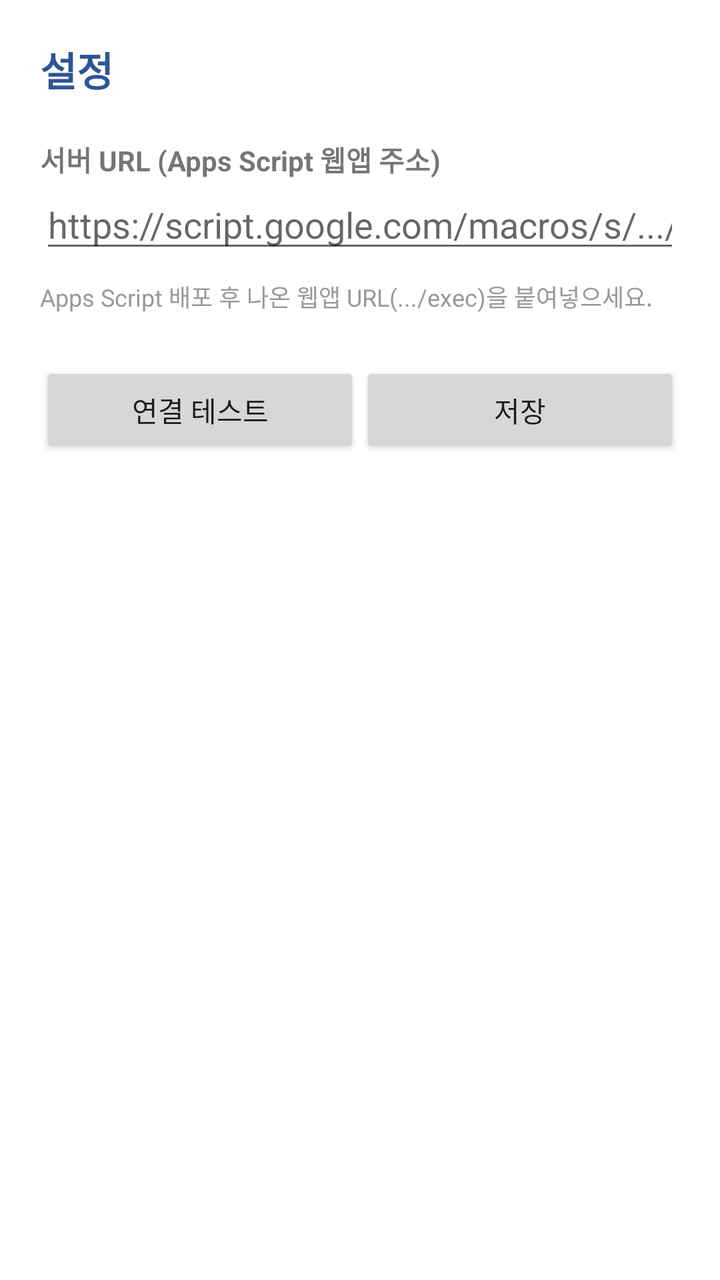
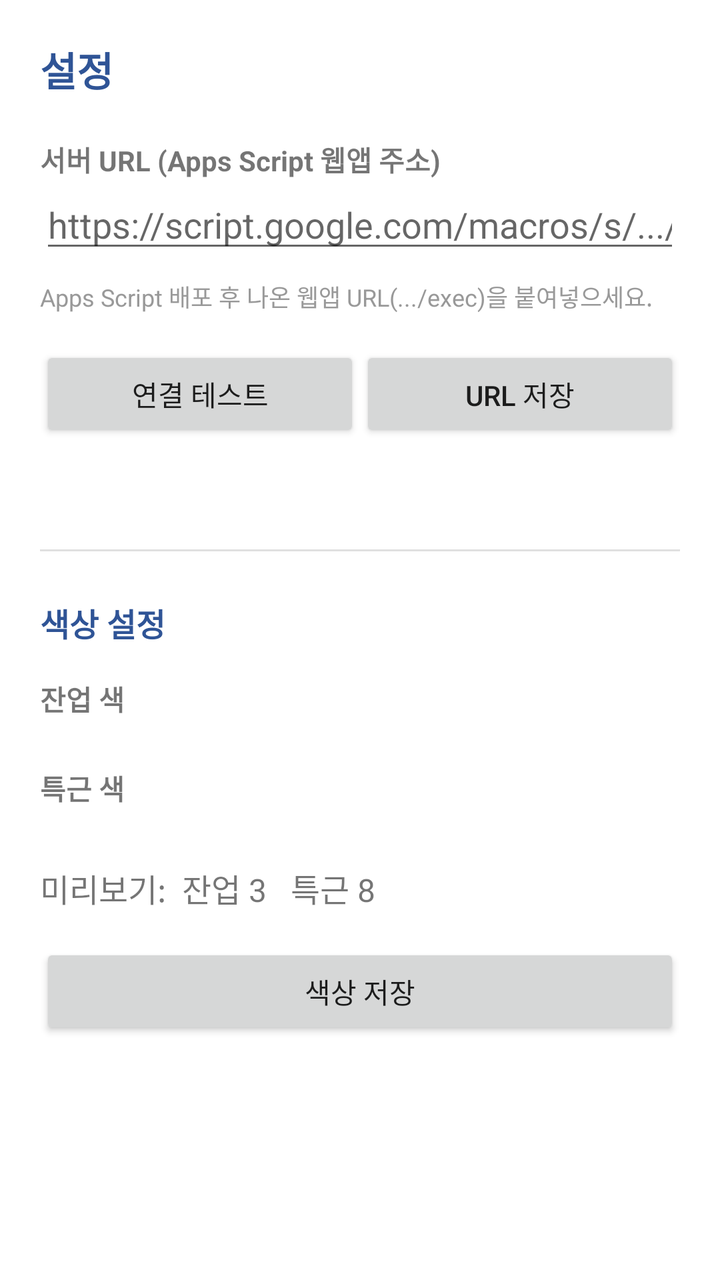

Two renders of the same Android screen: before a commit and after it. Below are the layout's source before the change and the commit's diff.
<!-- AndroidManifest.xml: application theme Theme.OvertimeCalendar -->
<!-- res/layout/activity_settings.xml -->
<?xml version="1.0" encoding="utf-8"?>
<LinearLayout xmlns:android="http://schemas.android.com/apk/res/android"
    android:layout_width="match_parent"
    android:layout_height="match_parent"
    android:orientation="vertical"
    android:padding="20dp">

    <TextView
        android:layout_width="match_parent"
        android:layout_height="wrap_content"
        android:text="@string/settings"
        android:textSize="20sp"
        android:textStyle="bold"
        android:textColor="@color/primary"
        android:paddingBottom="20dp"/>

    <TextView
        android:layout_width="wrap_content"
        android:layout_height="wrap_content"
        android:text="@string/server_url"
        android:textStyle="bold"/>

    <EditText
        android:id="@+id/etUrl"
        android:layout_width="match_parent"
        android:layout_height="wrap_content"
        android:inputType="textUri"
        android:hint="https://script.google.com/macros/s/.../exec"
        android:importantForAutofill="no"/>

    <TextView
        android:layout_width="match_parent"
        android:layout_height="wrap_content"
        android:text="Apps Script 배포 후 나온 웹앱 URL(.../exec)을 붙여넣으세요."
        android:textColor="@color/muted"
        android:textSize="12sp"
        android:paddingTop="8dp"/>

    <LinearLayout
        android:layout_width="match_parent"
        android:layout_height="wrap_content"
        android:orientation="horizontal"
        android:paddingTop="24dp">

        <Button
            android:id="@+id/btnTest"
            android:layout_width="0dp"
            android:layout_height="wrap_content"
            android:layout_weight="1"
            android:text="연결 테스트"/>

        <Button
            android:id="@+id/btnSaveUrl"
            android:layout_width="0dp"
            android:layout_height="wrap_content"
            android:layout_weight="1"
            android:text="@string/save"/>
    </LinearLayout>

    <TextView
        android:id="@+id/tvTestResult"
        android:layout_width="match_parent"
        android:layout_height="wrap_content"
        android:paddingTop="16dp"
        android:textSize="13sp"/>
</LinearLayout>
<!-- resources referenced by this layout -->
<resources>
  <color name="muted">#999999</color>
  <color name="primary">#2F5496</color>
  <string name="save">저장</string>
  <string name="server_url">서버 URL (Apps Script 웹앱 주소)</string>
  <string name="settings">설정</string>
  <style name="Theme.OvertimeCalendar" parent="Theme.MaterialComponents.Light.NoActionBar">
          <item name="colorPrimary">@color/primary</item>
          <item name="colorPrimaryDark">@color/primary_dark</item>
          <item name="colorOnPrimary">@color/on_primary</item>
          <item name="android:windowBackground">@color/bg</item>
      </style>
  <color name="primary_dark">#1F3A6E</color>
  <color name="on_primary">#FFFFFF</color>
  <color name="bg">#FFFFFF</color>
</resources>

<!-- the commit's change to res/layout/activity_settings.xml (unified diff, before → after) -->
@@ -1,66 +1,132 @@
 <?xml version="1.0" encoding="utf-8"?>
-<LinearLayout xmlns:android="http://schemas.android.com/apk/res/android"
+<ScrollView xmlns:android="http://schemas.android.com/apk/res/android"
     android:layout_width="match_parent"
-    android:layout_height="match_parent"
-    android:orientation="vertical"
-    android:padding="20dp">
-
-    <TextView
-        android:layout_width="match_parent"
-        android:layout_height="wrap_content"
-        android:text="@string/settings"
-        android:textSize="20sp"
-        android:textStyle="bold"
-        android:textColor="@color/primary"
-        android:paddingBottom="20dp"/>
-
-    <TextView
-        android:layout_width="wrap_content"
-        android:layout_height="wrap_content"
-        android:text="@string/server_url"
-        android:textStyle="bold"/>
-
-    <EditText
-        android:id="@+id/etUrl"
-        android:layout_width="match_parent"
-        android:layout_height="wrap_content"
-        android:inputType="textUri"
-        android:hint="https://script.google.com/macros/s/.../exec"
-        android:importantForAutofill="no"/>
-
-    <TextView
-        android:layout_width="match_parent"
-        android:layout_height="wrap_content"
-        android:text="Apps Script 배포 후 나온 웹앱 URL(.../exec)을 붙여넣으세요."
-        android:textColor="@color/muted"
-        android:textSize="12sp"
-        android:paddingTop="8dp"/>
+    android:layout_height="match_parent">
 
     <LinearLayout
         android:layout_width="match_parent"
         android:layout_height="wrap_content"
-        android:orientation="horizontal"
-        android:paddingTop="24dp">
+        android:orientation="vertical"
+        android:padding="20dp">
+
+        <TextView
+            android:layout_width="match_parent"
+            android:layout_height="wrap_content"
+            android:text="@string/settings"
+            android:textSize="20sp"
+            android:textStyle="bold"
+            android:textColor="@color/primary"
+            android:paddingBottom="20dp"/>
+
+        <TextView
+            android:layout_width="wrap_content"
+            android:layout_height="wrap_content"
+            android:text="@string/server_url"
+            android:textStyle="bold"/>
+
+        <EditText
+            android:id="@+id/etUrl"
+            android:layout_width="match_parent"
+            android:layout_height="wrap_content"
+            android:inputType="textUri"
+            android:hint="https://script.google.com/macros/s/.../exec"
+            android:importantForAutofill="no"/>
+
+        <TextView
+            android:layout_width="match_parent"
+            android:layout_height="wrap_content"
+            android:text="Apps Script 배포 후 나온 웹앱 URL(.../exec)을 붙여넣으세요."
+            android:textColor="@color/muted"
+            android:textSize="12sp"
+            android:paddingTop="8dp"/>
+
+        <LinearLayout
+            android:layout_width="match_parent"
+            android:layout_height="wrap_content"
+            android:orientation="horizontal"
+            android:paddingTop="16dp">
+
+            <Button
+                android:id="@+id/btnTest"
+                android:layout_width="0dp"
+                android:layout_height="wrap_content"
+                android:layout_weight="1"
+                android:text="연결 테스트"/>
+
+            <Button
+                android:id="@+id/btnSaveUrl"
+                android:layout_width="0dp"
+                android:layout_height="wrap_content"
+                android:layout_weight="1"
+                android:text="URL 저장"/>
+        </LinearLayout>
+
+        <TextView
+            android:id="@+id/tvTestResult"
+            android:layout_width="match_parent"
+            android:layout_height="wrap_content"
+            android:paddingTop="12dp"
+            android:textSize="13sp"/>
+
+        
+        <View
+            android:layout_width="match_parent"
+            android:layout_height="1dp"
+            android:background="@color/cell_border"
+            android:layout_marginTop="24dp"
+            android:layout_marginBottom="24dp"/>
+
+        
+        <TextView
+            android:layout_width="wrap_content"
+            android:layout_height="wrap_content"
+            android:text="색상 설정"
+            android:textSize="16sp"
+            android:textStyle="bold"
+            android:textColor="@color/primary"
+            android:paddingBottom="16dp"/>
+
+        <TextView
+            android:layout_width="wrap_content"
+            android:layout_height="wrap_content"
+            android:text="잔업 색"
+            android:textStyle="bold"/>
+        <LinearLayout
+            android:id="@+id/paletteOvertime"
+            android:layout_width="match_parent"
+            android:layout_height="wrap_content"
+            android:orientation="horizontal"
+            android:paddingTop="8dp"
+            android:paddingBottom="16dp"/>
+
+        <TextView
+            android:layout_width="wrap_content"
+            android:layout_height="wrap_content"
+            android:text="특근 색"
+            android:textStyle="bold"/>
+        <LinearLayout
+            android:id="@+id/paletteSpecial"
+            android:layout_width="match_parent"
+            android:layout_height="wrap_content"
+            android:orientation="horizontal"
+            android:paddingTop="8dp"
+            android:paddingBottom="8dp"/>
+
+        
+        <TextView
+            android:id="@+id/tvColorPreview"
+            android:layout_width="match_parent"
+            android:layout_height="wrap_content"
+            android:text="미리보기:  잔업 3   특근 8"
+            android:textSize="16sp"
+            android:paddingTop="12dp"
+            android:paddingBottom="16dp"/>
 
         <Button
-            android:id="@+id/btnTest"
-            android:layout_width="0dp"
+            android:id="@+id/btnSaveColor"
+            android:layout_width="match_parent"
             android:layout_height="wrap_content"
-            android:layout_weight="1"
-            android:text="연결 테스트"/>
+            android:text="색상 저장"/>
 
-        <Button
-            android:id="@+id/btnSaveUrl"
-            android:layout_width="0dp"
-            android:layout_height="wrap_content"
-            android:layout_weight="1"
-            android:text="@string/save"/>
     </LinearLayout>
-
-    <TextView
-        android:id="@+id/tvTestResult"
-        android:layout_width="match_parent"
-        android:layout_height="wrap_content"
-        android:paddingTop="16dp"
-        android:textSize="13sp"/>
-</LinearLayout>
+</ScrollView>
<!-- resource entries referenced after the edit -->
@@ -1,8 +1,8 @@
 <!-- resources referenced by this layout -->
 <resources>
+  <color name="cell_border">#E0E0E0</color>
   <color name="muted">#999999</color>
   <color name="primary">#2F5496</color>
-  <string name="save">저장</string>
   <string name="server_url">서버 URL (Apps Script 웹앱 주소)</string>
   <string name="settings">설정</string>
   <style name="Theme.OvertimeCalendar" parent="Theme.MaterialComponents.Light.NoActionBar">
